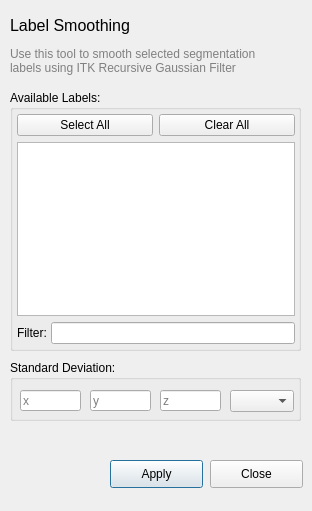
pyushkevich/itksnap, file GUI/Qt/Windows/SmoothLabelsDialog.ui: the form before one commit.
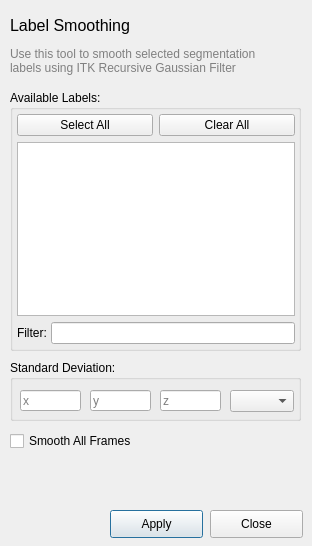
The form after the commit.

Commit message: issue #24: Cross-Frame sketch

```diff
--- a/GUI/Qt/Windows/SmoothLabelsDialog.ui
+++ b/GUI/Qt/Windows/SmoothLabelsDialog.ui
@@ -10,7 +10,7 @@
     <x>0</x>
     <y>0</y>
     <width>312</width>
-    <height>511</height>
+    <height>546</height>
    </rect>
   </property>
   <property name="windowTitle">
@@ -245,7 +245,7 @@
    <property name="geometry">
     <rect>
      <x>210</x>
-     <y>460</y>
+     <y>510</y>
      <width>93</width>
      <height>28</height>
     </rect>
@@ -258,7 +258,7 @@
    <property name="geometry">
     <rect>
      <x>110</x>
-     <y>460</y>
+     <y>510</y>
      <width>93</width>
      <height>28</height>
     </rect>
@@ -270,6 +270,22 @@
     <bool>true</bool>
    </property>
   </widget>
+  <widget class="QCheckBox" name="chkSmoothAllFrames">
+   <property name="geometry">
+    <rect>
+     <x>10</x>
+     <y>430</y>
+     <width>151</width>
+     <height>22</height>
+    </rect>
+   </property>
+   <property name="toolTip">
+    <string>Apply smoothing to all time frames.</string>
+   </property>
+   <property name="text">
+    <string>Smooth All Frames</string>
+   </property>
+  </widget>
  </widget>
  <resources/>
  <connections/>
```
The commit also changes 3 other files.
